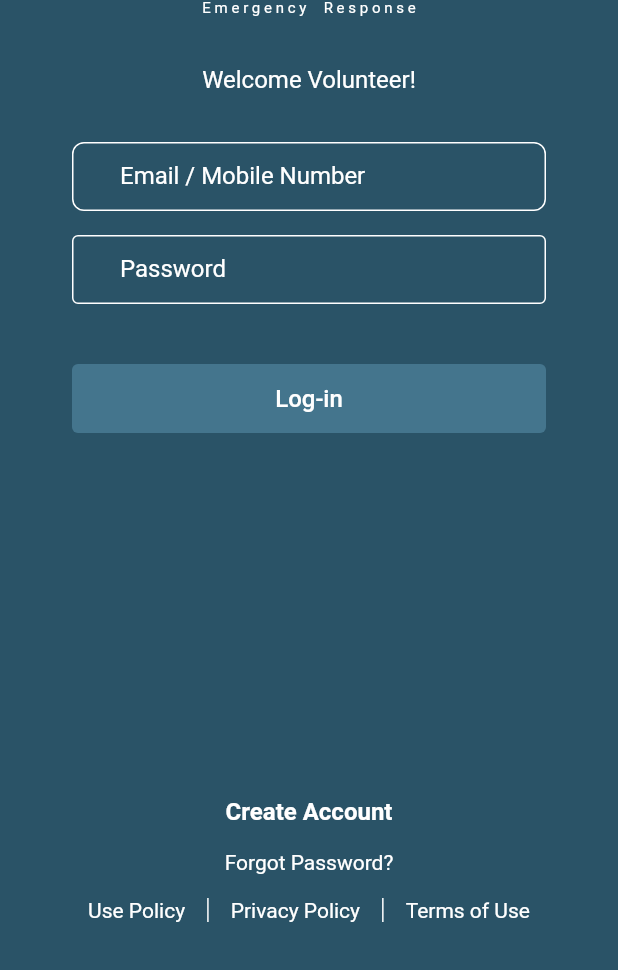
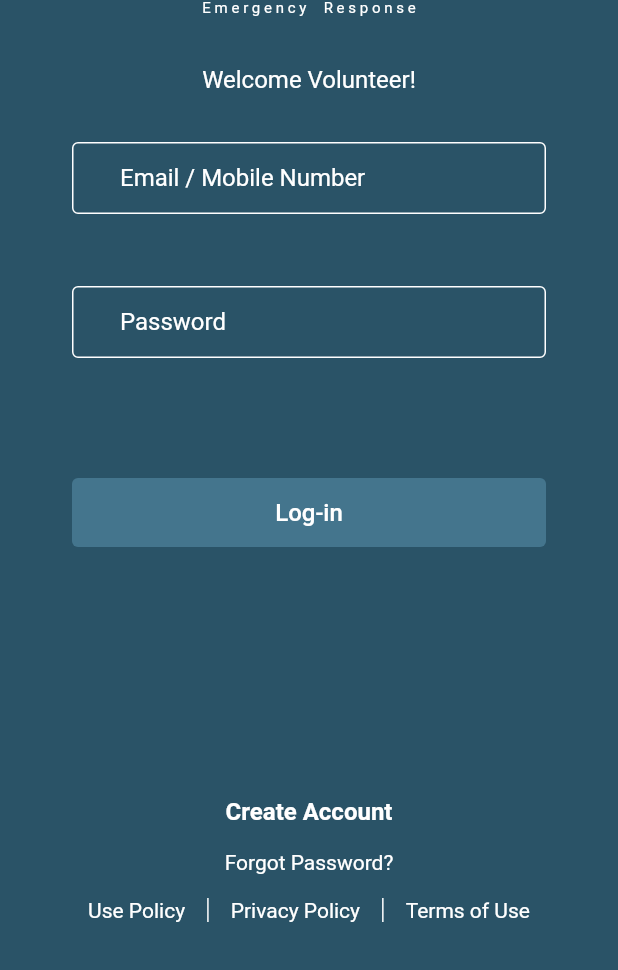
Before and after one commit to csindex/guardian_flutter, a Flutter app: the screen it shows after launch, on a phone screen of 412 x 824 dp, the part 266-1236 px from its top. Run offline on Flutter 3.47's test engine with Material 2 defaults, Android fonts, the phone set to English and light mode, and no system bars; our stand-ins replace flutter_local_notifications, flutter_svg, geolocator, socket_io_client; missing offline and left inert: flutter_custom_tabs, flutter_reaction_button, flutter_simple_dependency_injection, mapbox_gl.

Commit message:
2nd commit
Signed-off-by: jornelburgos <jornelb@gmail.com>

```diff
--- a/lib/navigation/main-nav/guardian-home.dart
+++ b/lib/navigation/main-nav/guardian-home.dart
@@ -52,13 +52,14 @@ class _GuardianHomeState extends State<GuardianHome> {
                   color: colorPrimary,
                 ),
               ),
-              title: Text(
-                'HOME',
-                style: TextStyle(
-                  fontSize: 10.0,
-  //                color: Colors.grey
-                ),
-              ),
+  //             title: Text(
+  //               'HOME',
+  //               style: TextStyle(
+  //                 fontSize: 10.0,
+  // //                color: Colors.grey
+  //               ),
+  //             ),
+              label: 'HOME',
             ),
             BottomNavigationBarItem(
               icon: Container(
--- a/lib/navigation/main-nav/login.dart
+++ b/lib/navigation/main-nav/login.dart
@@ -17,6 +17,10 @@ class _LoginState extends State<Login> {
   TextEditingController _passwordController = TextEditingController();
 
   bool _isLoading = false;
+  bool _validateUsername = false;
+  bool _validatePassword = false;
+  String _usernameErrorMsg = '';
+  String _passwordErrorMsg = '';
 
   @override
   Widget build(BuildContext context) {
@@ -82,7 +86,7 @@ class _LoginState extends State<Login> {
                   children: <Widget>[
                     Container(
                       width: 340.0,
-                      height: 46.0,
+                      height: 96.0,
                       child: TextField(
                         controller: _usernameController,
                         style: TextStyle(
@@ -94,19 +98,19 @@ class _LoginState extends State<Login> {
                           filled: true,
                           fillColor: colorPrimary,
                           focusedBorder: OutlineInputBorder(
-                            borderRadius: BorderRadius.all(Radius.circular(8.0)),
+                            borderRadius: BorderRadius.all(Radius.circular(4.0)),
                             borderSide: BorderSide(width: 1,color: Colors.white),
                           ),
                           disabledBorder: OutlineInputBorder(
-                            borderRadius: BorderRadius.all(Radius.circular(8.0)),
+                            borderRadius: BorderRadius.all(Radius.circular(4.0)),
                             borderSide: BorderSide(width: 1,color: Colors.orange),
                           ),
                           enabledBorder: OutlineInputBorder(
-                            borderRadius: BorderRadius.all(Radius.circular(8.0)),
+                            borderRadius: BorderRadius.all(Radius.circular(4.0)),
                             borderSide: BorderSide(width: 1,color: Colors.white),
                           ),
                           border: OutlineInputBorder(
-                              borderRadius: BorderRadius.all(Radius.circular(8.0)),
+                              borderRadius: BorderRadius.all(Radius.circular(4.0)),
                               borderSide: BorderSide(width: 1,)
                           ),
 //                      errorBorder: OutlineInputBorder(
@@ -117,7 +121,6 @@ class _LoginState extends State<Login> {
 //                          borderRadius: BorderRadius.all(Radius.circular(4)),
 //                          borderSide: BorderSide(width: 1,color: Colors.red)
 //                      ),
-//                      errorText: 'Invalid mobile number',
                           hintText: 'Input Email or Mobile Number here',
                           hintStyle: TextStyle(
                             color: Colors.white38,
@@ -126,15 +129,16 @@ class _LoginState extends State<Login> {
                           labelStyle: TextStyle(
                             color: Colors.white,
                           ),
+                          errorText: _validateUsername ? _usernameErrorMsg : null,
+                          errorStyle: TextStyle(
+                            letterSpacing: 2.0,
+                          ),
                         ),
                       ),
                     ),
-                    SizedBox(
-                      height: 16.0,
-                    ),
                     Container(
                       width: 340.0,
-                      height: 46.0,
+                      height: 96.0,
                       child: TextField(
                         controller: _passwordController,
                         style: TextStyle(
@@ -146,19 +150,19 @@ class _LoginState extends State<Login> {
                           filled: true,
                           fillColor: colorPrimary,
                           focusedBorder: OutlineInputBorder(
-                            borderRadius: BorderRadius.all(Radius.circular(4)),
+                            borderRadius: BorderRadius.all(Radius.circular(4.0)),
                             borderSide: BorderSide(width: 1,color: Colors.white),
                           ),
                           disabledBorder: OutlineInputBorder(
-                            borderRadius: BorderRadius.all(Radius.circular(4)),
+                            borderRadius: BorderRadius.all(Radius.circular(4.0)),
                             borderSide: BorderSide(width: 1,color: Colors.orange),
                           ),
                           enabledBorder: OutlineInputBorder(
-                            borderRadius: BorderRadius.all(Radius.circular(4)),
+                            borderRadius: BorderRadius.all(Radius.circular(4.0)),
                             borderSide: BorderSide(width: 1,color: Colors.white),
                           ),
                           border: OutlineInputBorder(
-                              borderRadius: BorderRadius.all(Radius.circular(4)),
+                              borderRadius: BorderRadius.all(Radius.circular(4.0)),
                               borderSide: BorderSide(width: 1,)
                           ),
 //                      errorBorder: OutlineInputBorder(
@@ -169,7 +173,6 @@ class _LoginState extends State<Login> {
 //                          borderRadius: BorderRadius.all(Radius.circular(4)),
 //                          borderSide: BorderSide(width: 1,color: Colors.red)
 //                      ),
-//                      errorText: 'Incorrect password',
                           hintText: 'Input Password here',
                           hintStyle: TextStyle(
                             color: Colors.white38,
@@ -178,21 +181,29 @@ class _LoginState extends State<Login> {
                           labelStyle: TextStyle(
                             color: Colors.white,
                           ),
+                          errorText: _validatePassword ? _passwordErrorMsg : null,
+                          errorStyle: TextStyle(
+                            letterSpacing: 2.0,
+                          ),
                         ),
                       ),
                     ),
                   ],
                 ),
                 SizedBox(
-                  height: 32.0,
+                  height: 24.0,
                 ),
-                Container(
+                _isLoading
+                    ? Container(
+                  width: 48.0,
+                  height: 48.0,
+                  margin: EdgeInsets.only(top: 8.0),
+                  child: CircularProgressIndicator(valueColor: AlwaysStoppedAnimation<Color>(Colors.white),),)
+                    : Container(
                   width: 340.0,
                   height: 46.0,
                   margin: EdgeInsets.only(top: 8.0),
-                  child: _isLoading
-                      ? CircularProgressIndicator()
-                      : FlatButton(
+                  child: FlatButton(
                     child: Text(
                       'Log-in',
                       style: TextStyle(
@@ -207,7 +218,19 @@ class _LoginState extends State<Login> {
                     color: btnColor1,
                     splashColor: Colors.grey.shade500,
                     onPressed: () {
-                      setState(() => _isLoading = true);
+                      if (_usernameController.text == '') {
+                        setState(() {
+                          _validateUsername = true;
+                          _usernameErrorMsg = 'Email / Mobile Number is empty';
+                        });
+                      } if (_passwordController.text == '') {
+                        setState(() {
+                          _validatePassword = true;
+                          _passwordErrorMsg = 'Password is empty';
+                        });
+                      } else {
+                        setState(() => _isLoading = true);
+                      }
                       // DialogHelper.login(context);
                     },
                   ),
--- a/pubspec.yaml
+++ b/pubspec.yaml
@@ -28,7 +28,7 @@ dependencies:
   # Use with the CupertinoIcons class for iOS style icons.
   cupertino_icons: ^0.1.3
 
-  flutter_svg: ^0.17.4
+  flutter_svg: ^0.19.0
 
   flutter_reaction_button: ^1.0.5
 
```
Also changed, not shown: pubspec.lock.
